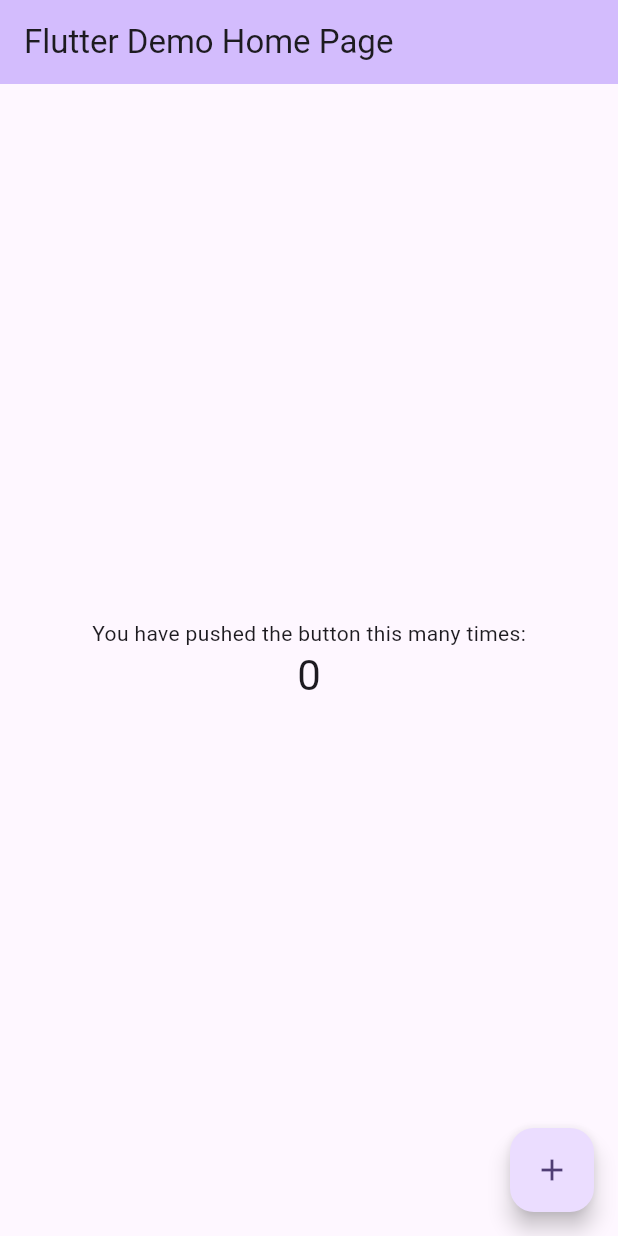
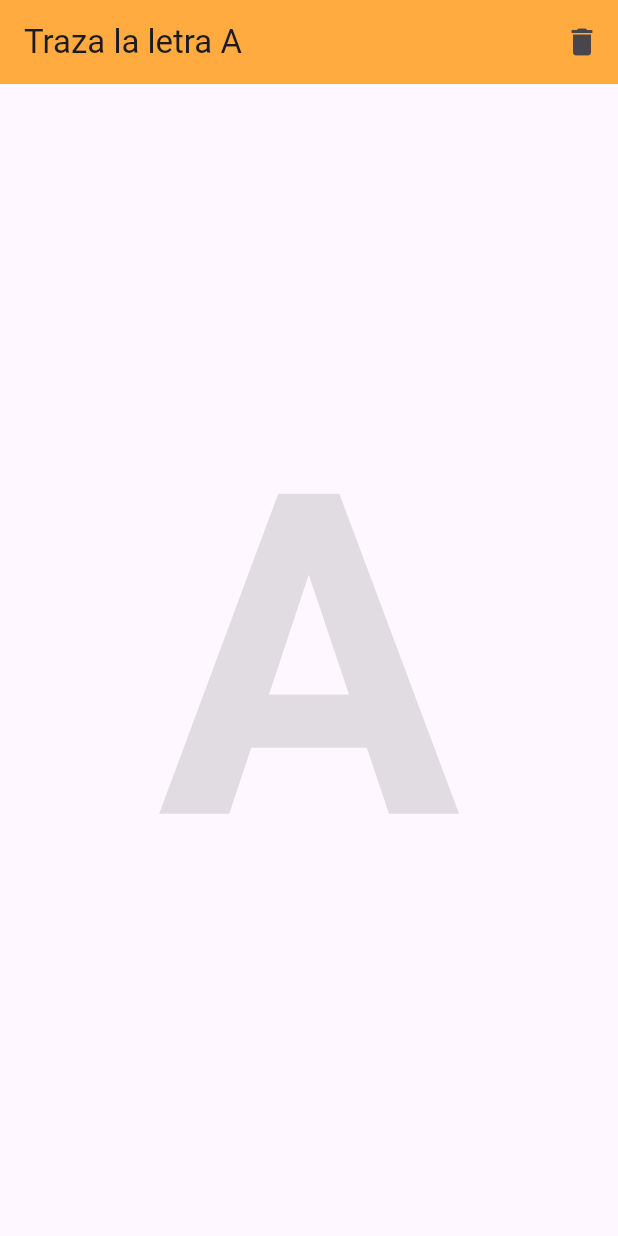
Before and after one commit to Christofer-Tekk/EduKid, a Flutter app: the screen it shows after launch, on a phone screen of 412 x 824 dp. Run offline on Flutter 3.47's test engine with Material 3 defaults, Android fonts, the phone set to English and light mode, and no system bars.

Commit message:
feat: prototipo funcional de pizarra basica con trazo azul

```diff
--- /dev/null
+++ b/lib/features/abecedario/screens/letra_practica_screen.dart
@@ -0,0 +1,108 @@
+import 'package:flutter/material.dart';
+
+class LetraPracticaScreen extends StatefulWidget {
+  final String letra; // La letra que el niño va a practicar (ej. 'A')
+
+  const LetraPracticaScreen({Key? key, required this.letra}) : super(key: key);
+
+  @override
+  _LetraPracticaScreenState createState() => _LetraPracticaScreenState();
+}
+
+class _LetraPracticaScreenState extends State<LetraPracticaScreen> {
+  // Aquí guardamos todos los puntos (coordenadas) por donde pasa el dedo
+  List<Offset?> puntos = [];
+
+  @override
+  Widget build(BuildContext context) {
+    return Scaffold(
+      appBar: AppBar(
+        title: Text('Traza la letra ${widget.letra}'),
+        backgroundColor: Colors.orangeAccent,
+        actions: [
+          // Botón para limpiar la pizarra
+          IconButton(
+            icon: const Icon(Icons.delete),
+            onPressed: () {
+              setState(() {
+                puntos.clear(); // Borra todos los puntos dibujados
+              });
+            },
+          )
+        ],
+      ),
+      body: Stack(
+        children: [
+          // 1. La letra de fondo (marca de agua para que el niño se guíe)
+          Center(
+            child: Text(
+              widget.letra,
+              style: TextStyle(
+                fontSize: 300,
+                color: Colors.grey.withOpacity(0.3), // Semi-transparente
+                fontWeight: FontWeight.bold,
+              ),
+            ),
+          ),
+
+          // 2. El detector de toques y el lienzo para dibujar
+          GestureDetector(
+            // Cuando el dedo toca la pantalla
+            onPanStart: (details) {
+              setState(() {
+                puntos.add(details.localPosition);
+              });
+            },
+            // Cuando el dedo se mueve por la pantalla
+            onPanUpdate: (details) {
+              setState(() {
+                puntos.add(details.localPosition);
+              });
+            },
+            // Cuando el niño levanta el dedo
+            onPanEnd: (details) {
+              setState(() {
+                puntos.add(null); // Un punto nulo significa "corte de línea"
+              });
+            },
+            child: CustomPaint(
+              painter: PizarraPainter(puntos: puntos),
+              size: Size.infinite, // Ocupa toda la pantalla disponible
+            ),
+          ),
+        ],
+      ),
+    );
+  }
+}
+
+// =====================================================================
+// CLASE PAINTER: Esta es la que se encarga de renderizar la "tinta"
+// =====================================================================
+class PizarraPainter extends CustomPainter {
+  final List<Offset?> puntos;
+
+  PizarraPainter({required this.puntos});
+
+  @override
+  void paint(Canvas canvas, Size size) {
+    // Configuración del "marcador"
+    Paint pintura = Paint()
+      ..color = Colors.blue // Color del trazo
+      ..strokeCap = StrokeCap.round // Bordes redondeados
+      ..strokeWidth = 15.0; // Grosor de la línea (ideal para niños)
+
+    // Dibujamos las líneas conectando los puntos
+    for (int i = 0; i < puntos.length - 1; i++) {
+      if (puntos[i] != null && puntos[i + 1] != null) {
+        // Dibuja una línea entre el punto actual y el siguiente
+        canvas.drawLine(puntos[i]!, puntos[i + 1]!, pintura);
+      }
+    }
+  }
+
+  @override
+  bool shouldRepaint(PizarraPainter oldDelegate) {
+    return true; // Se repinta cada vez que agregamos un punto nuevo
+  }
+}
--- a/lib/main.dart
+++ b/lib/main.dart
@@ -1,122 +1,25 @@
 import 'package:flutter/material.dart';
+// 1. Aquí importamos el archivo que acabas de crear
+import 'features/abecedario/screens/letra_practica_screen.dart';
 
 void main() {
-  runApp(const MyApp());
+  runApp(const EduKidApp());
 }
 
-class MyApp extends StatelessWidget {
-  const MyApp({super.key});
+class EduKidApp extends StatelessWidget {
+  const EduKidApp({Key? key}) : super(key: key);
 
-  // This widget is the root of your application.
   @override
   Widget build(BuildContext context) {
     return MaterialApp(
-      title: 'Flutter Demo',
+      debugShowCheckedModeBanner: false, // Quita la etiqueta roja de "DEBUG"
+      title: 'EduKid - Práctica',
       theme: ThemeData(
-        // This is the theme of your application.
-        //
-        // TRY THIS: Try running your application with "flutter run". You'll see
-        // the application has a purple toolbar. Then, without quitting the app,
-        // try changing the seedColor in the colorScheme below to Colors.green
-        // and then invoke "hot reload" (save your changes or press the "hot
-        // reload" button in a Flutter-supported IDE, or press "r" if you used
-        // the command line to start the app).
-        //
-        // Notice that the counter didn't reset back to zero; the application
-        // state is not lost during the reload. To reset the state, use hot
-        // restart instead.
-        //
-        // This works for code too, not just values: Most code changes can be
-        // tested with just a hot reload.
-        colorScheme: .fromSeed(seedColor: Colors.deepPurple),
+        primarySwatch: Colors.orange,
       ),
-      home: const MyHomePage(title: 'Flutter Demo Home Page'),
+      // 2. AQUÍ ESTÁ LA MAGIA: Le decimos que la pantalla de inicio (home) sea tu pizarra
+      // Le pasamos la letra 'A' como parámetro para probar
+      home: const LetraPracticaScreen(letra: 'A'),
     );
   }
 }
-
-class MyHomePage extends StatefulWidget {
-  const MyHomePage({super.key, required this.title});
-
-  // This widget is the home page of your application. It is stateful, meaning
-  // that it has a State object (defined below) that contains fields that affect
-  // how it looks.
-
-  // This class is the configuration for the state. It holds the values (in this
-  // case the title) provided by the parent (in this case the App widget) and
-  // used by the build method of the State. Fields in a Widget subclass are
-  // always marked "final".
-
-  final String title;
-
-  @override
-  State<MyHomePage> createState() => _MyHomePageState();
-}
-
-class _MyHomePageState extends State<MyHomePage> {
-  int _counter = 0;
-
-  void _incrementCounter() {
-    setState(() {
-      // This call to setState tells the Flutter framework that something has
-      // changed in this State, which causes it to rerun the build method below
-      // so that the display can reflect the updated values. If we changed
-      // _counter without calling setState(), then the build method would not be
-      // called again, and so nothing would appear to happen.
-      _counter++;
-    });
-  }
-
-  @override
-  Widget build(BuildContext context) {
-    // This method is rerun every time setState is called, for instance as done
-    // by the _incrementCounter method above.
-    //
-    // The Flutter framework has been optimized to make rerunning build methods
-    // fast, so that you can just rebuild anything that needs updating rather
-    // than having to individually change instances of widgets.
-    return Scaffold(
-      appBar: AppBar(
-        // TRY THIS: Try changing the color here to a specific color (to
-        // Colors.amber, perhaps?) and trigger a hot reload to see the AppBar
-        // change color while the other colors stay the same.
-        backgroundColor: Theme.of(context).colorScheme.inversePrimary,
-        // Here we take the value from the MyHomePage object that was created by
-        // the App.build method, and use it to set our appbar title.
-        title: Text(widget.title),
-      ),
-      body: Center(
-        // Center is a layout widget. It takes a single child and positions it
-        // in the middle of the parent.
-        child: Column(
-          // Column is also a layout widget. It takes a list of children and
-          // arranges them vertically. By default, it sizes itself to fit its
-          // children horizontally, and tries to be as tall as its parent.
-          //
-          // Column has various properties to control how it sizes itself and
-          // how it positions its children. Here we use mainAxisAlignment to
-          // center the children vertically; the main axis here is the vertical
-          // axis because Columns are vertical (the cross axis would be
-          // horizontal).
-          //
-          // TRY THIS: Invoke "debug painting" (choose the "Toggle Debug Paint"
-          // action in the IDE, or press "p" in the console), to see the
-          // wireframe for each widget.
-          mainAxisAlignment: .center,
-          children: [
-            const Text('You have pushed the button this many times:'),
-            Text(
-              '$_counter',
-              style: Theme.of(context).textTheme.headlineMedium,
-            ),
-          ],
-        ),
-      ),
-      floatingActionButton: FloatingActionButton(
-        onPressed: _incrementCounter,
-        tooltip: 'Increment',
-        child: const Icon(Icons.add),
-      ),
-    );
-  }
-}
--- a/pubspec.yaml
+++ b/pubspec.yaml
@@ -56,7 +56,7 @@ flutter:
   # included with your application, so that you can use the icons in
   # the material Icons class.
   uses-material-design: true
-    assets:
+  assets:
     - assets/images/
     - assets/audio/
 
```
